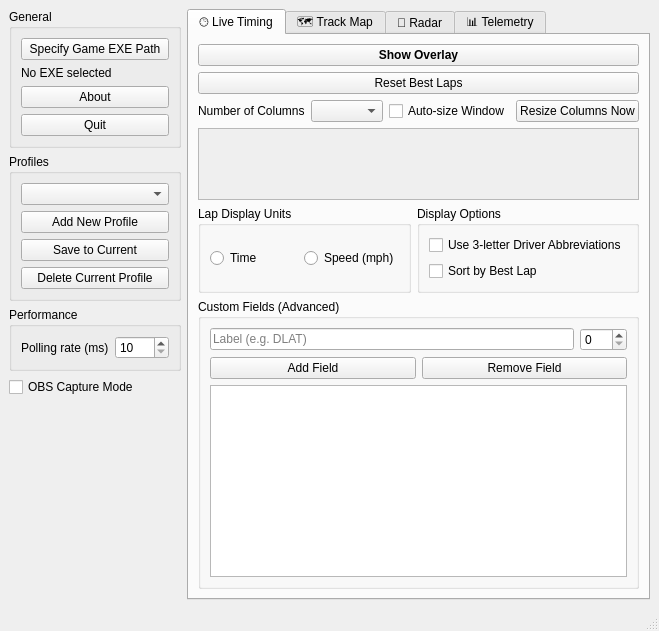
This is icr2timing/ui/control_panel.ui in skchow03/icr2tools as Qt 5 draws it before an edit. The edited form follows.
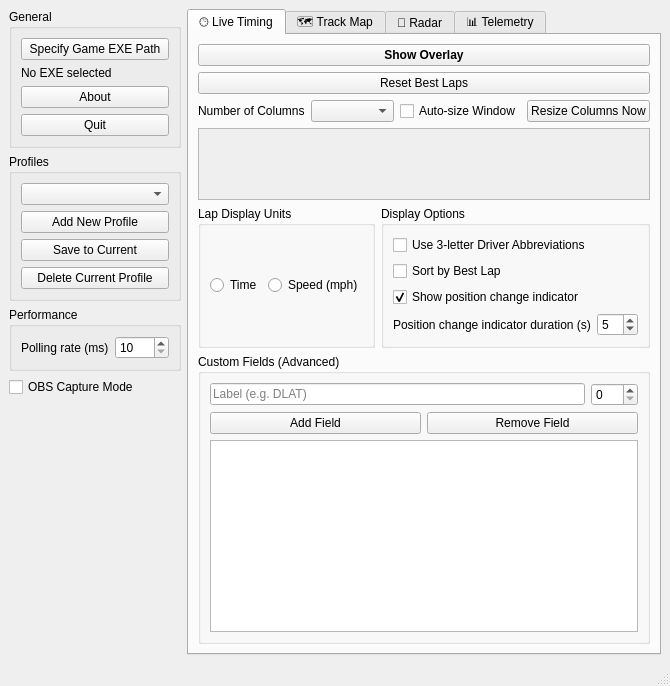
This is the edited form. The open tabs and pages were chosen to show the change.

Commit message: Add toggle for running order position change indicators

```diff
--- a/icr2timing/ui/control_panel.ui
+++ b/icr2timing/ui/control_panel.ui
@@ -288,9 +288,43 @@
                  </property>
                 </widget>
                </item>
-              </layout>
-             </widget>
-            </item>
+               <item>
+                <widget class="QCheckBox" name="cbShowPositionChanges">
+                 <property name="text">
+                  <string>Show position change indicator</string>
+                 </property>
+                 <property name="checked">
+                  <bool>true</bool>
+                 </property>
+                </widget>
+               </item>
+               <item>
+                <layout class="QHBoxLayout" name="positionIndicatorLayout">
+                 <item>
+                  <widget class="QLabel" name="lblPositionIndicatorDuration">
+                   <property name="text">
+                    <string>Position change indicator duration (s)</string>
+                   </property>
+                  </widget>
+                 </item>
+                 <item>
+                  <widget class="QSpinBox" name="spinPosChangeDuration">
+                   <property name="minimum">
+                    <number>1</number>
+                   </property>
+                   <property name="maximum">
+                    <number>15</number>
+                   </property>
+                   <property name="value">
+                    <number>5</number>
+                   </property>
+                  </widget>
+                 </item>
+                </layout>
+               </item>
+             </layout>
+            </widget>
+           </item>
            </layout>
           </item>
           <item>
```
The commit also changes 3 other files.
